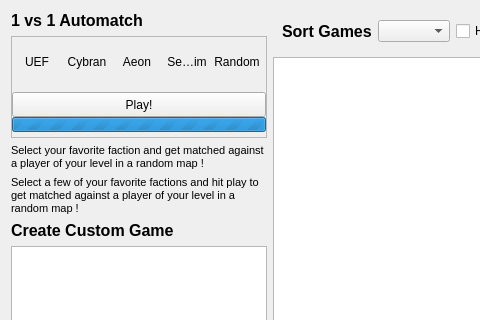
Above: res/games/games.ui from FAForever/client before the change; both pictures show x 0 to 480 and y 0 to 320 of the 996 by 679 pixel window. Below: the same form after it.
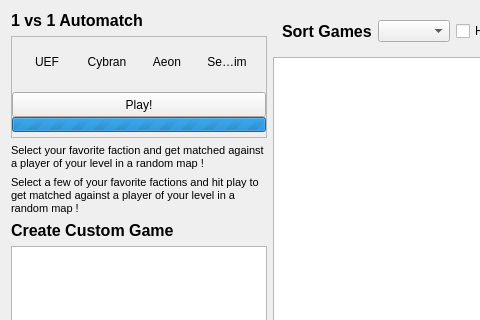
That is the form after the change.

Patch:
```diff
--- a/res/games/games.ui
+++ b/res/games/games.ui
@@ -340,58 +340,6 @@
                           </property>
                         </widget>
                       </item>
-                      <item>
-                        <widget class="QToolButton" name="rankedRandom">
-                          <property name="sizePolicy">
-                            <sizepolicy hsizetype="Fixed" vsizetype="Fixed">
-                              <horstretch>0</horstretch>
-                              <verstretch>0</verstretch>
-                            </sizepolicy>
-                          </property>
-                          <property name="minimumSize">
-                            <size>
-                              <width>50</width>
-                              <height>50</height>
-                            </size>
-                          </property>
-                          <property name="maximumSize">
-                            <size>
-                              <width>50</width>
-                              <height>50</height>
-                            </size>
-                          </property>
-                          <property name="focusPolicy">
-                            <enum>Qt::NoFocus</enum>
-                          </property>
-                          <property name="toolTip">
-                            <string>Random Faction Ranked Match</string>
-                          </property>
-                          <property name="autoFillBackground">
-                            <bool>false</bool>
-                          </property>
-                          <property name="text">
-                            <string>Random</string>
-                          </property>
-                          <property name="iconSize">
-                            <size>
-                              <width>50</width>
-                              <height>50</height>
-                            </size>
-                          </property>
-                          <property name="checkable">
-                            <bool>true</bool>
-                          </property>
-                          <property name="toolButtonStyle">
-                            <enum>Qt::ToolButtonIconOnly</enum>
-                          </property>
-                          <property name="autoRaise">
-                            <bool>true</bool>
-                          </property>
-                          <property name="arrowType">
-                            <enum>Qt::NoArrow</enum>
-                          </property>
-                        </widget>
-                      </item>
                     </layout>
                   </item>
                   <item row="2" column="0">
```
